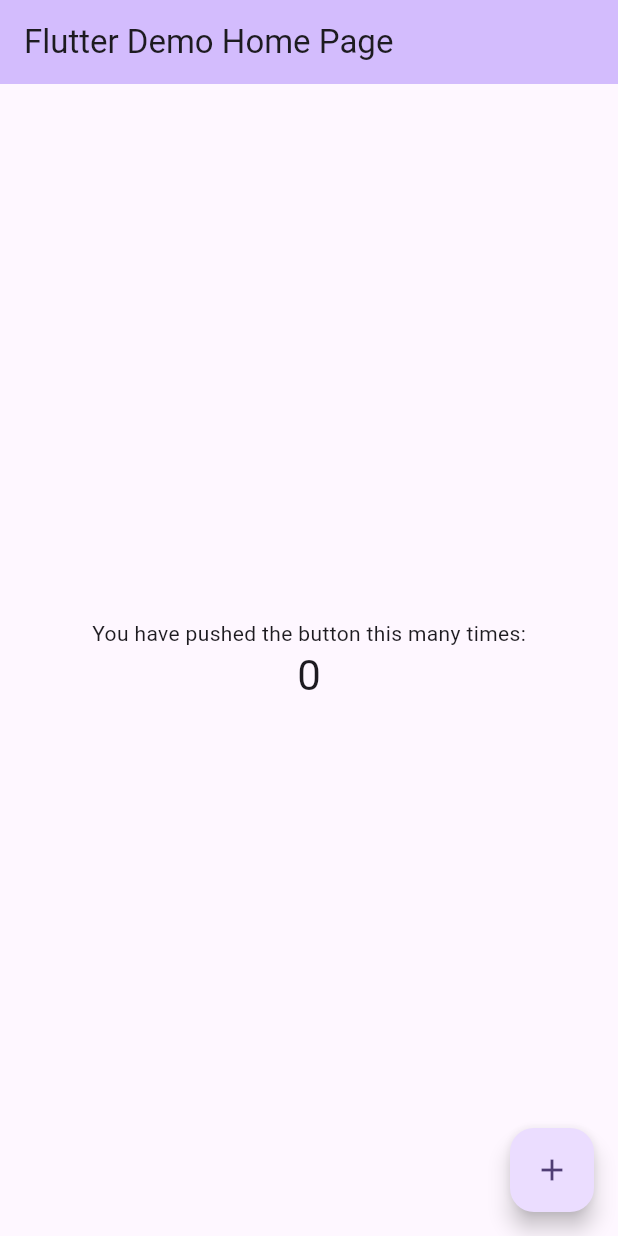
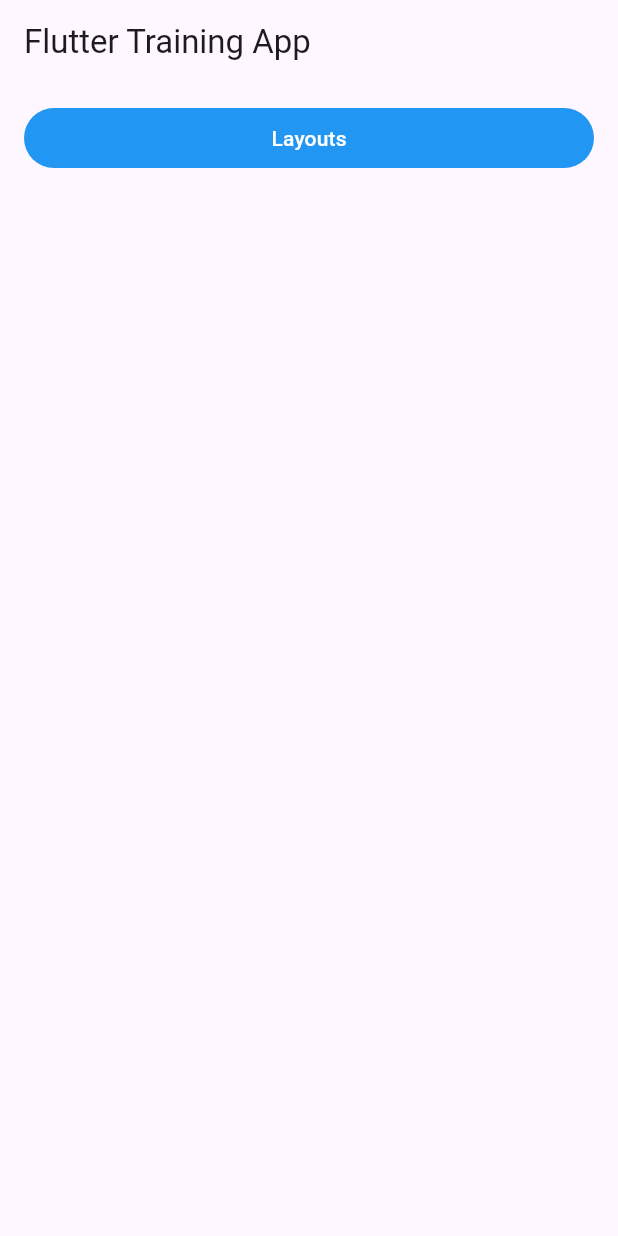
Before and after one commit to rhanifrizal/flutter-training, a Flutter app: the screen it shows after launch, on a phone screen of 412 x 824 dp. Run offline on Flutter 3.47's test engine with Material 3 defaults, Android fonts, the phone set to English and light mode, and no system bars.

Commit message:
[Added Layout] 1. Center 2. Align 3. Aspect Ratio 4. Baseline 5. ConstrainedBox

```diff
--- /dev/null
+++ b/lib/features/dashboard/screens/dashboard_screen.dart
@@ -0,0 +1,29 @@
+import 'package:flutter/material.dart';
+import 'package:flutter_training/features/layout/screens/layout_screen.dart';
+
+class DashboardScreen extends StatelessWidget {
+  const DashboardScreen({super.key});
+  @override
+  Widget build(BuildContext context) {
+    const String title = "Flutter Training App";
+    return SafeArea(
+      child: Scaffold(
+        appBar: AppBar(
+          title: const Text(title),
+        ),
+        body: Padding(
+          padding: const EdgeInsets.symmetric(vertical: 12, horizontal: 16),
+          child: ListView(
+            children: [
+              TextButton(
+                style: TextButton.styleFrom(backgroundColor: Colors.blue),
+                onPressed: () => Navigator.of(context).push(MaterialPageRoute(builder: (_) => const LayoutScreen())),
+                child: const Text("Layouts", style: TextStyle(color: Colors.white)),
+              )
+            ],
+          ),
+        ),
+      ),
+    );
+  }
+}
--- a/lib/main.dart
+++ b/lib/main.dart
@@ -1,6 +1,9 @@
 import 'package:flutter/material.dart';
+import 'package:flutter/rendering.dart';
+import 'package:flutter_training/features/dashboard/screens/dashboard_screen.dart';
 
 void main() {
+  debugPaintSizeEnabled = false;
   runApp(const MyApp());
 }
 
@@ -9,59 +12,12 @@ class MyApp extends StatelessWidget {
   @override
   Widget build(BuildContext context) {
     return MaterialApp(
-      title: 'Flutter Demo',
+      debugShowCheckedModeBanner: false,
       theme: ThemeData(
         colorScheme: ColorScheme.fromSeed(seedColor: Colors.deepPurple),
         useMaterial3: true,
       ),
-      home: const MyHomePage(title: 'Flutter Demo Home Page'),
+      home: const DashboardScreen(),
     );
   }
 }
-
-class MyHomePage extends StatefulWidget {
-  const MyHomePage({super.key, required this.title});
-  final String title;
-
-  @override
-  State<MyHomePage> createState() => _MyHomePageState();
-}
-
-class _MyHomePageState extends State<MyHomePage> {
-  int _counter = 0;
-
-  void _incrementCounter() {
-    setState(() {
-      _counter++;
-    });
-  }
-
-  @override
-  Widget build(BuildContext context) {
-    return Scaffold(
-      appBar: AppBar(
-        backgroundColor: Theme.of(context).colorScheme.inversePrimary,
-        title: Text(widget.title),
-      ),
-      body: Center(
-        child: Column(
-          mainAxisAlignment: MainAxisAlignment.center,
-          children: <Widget>[
-            const Text(
-              'You have pushed the button this many times:',
-            ),
-            Text(
-              '$_counter',
-              style: Theme.of(context).textTheme.headlineMedium,
-            ),
-          ],
-        ),
-      ),
-      floatingActionButton: FloatingActionButton(
-        onPressed: _incrementCounter,
-        tooltip: 'Increment',
-        child: const Icon(Icons.add),
-      ),
-    );
-  }
-}
```
Also changed, not shown: lib/features/layout/screens/align_layout.dart (added, +27 -0 lines), lib/features/layout/screens/aspect_ratio_layout.dart (added, +60 -0 lines), lib/features/layout/screens/baseline_layout.dart (added, +30 -0 lines), lib/features/layout/screens/center_layout.dart (added, +17 -0 lines), lib/features/layout/screens/constrained_box_layout.dart (added, +42 -0 lines), lib/features/layout/screens/layout_screen.dart (added, +51 -0 lines).
